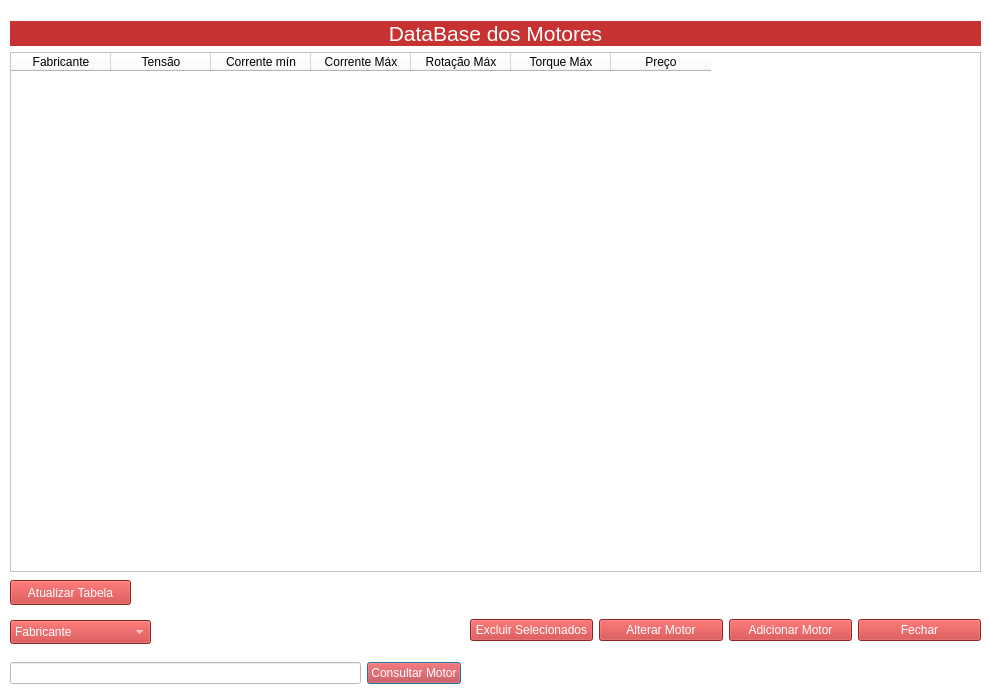
Old version of the form RinoMotoresV3/motoreswindow.ui in the repository RPerobeli/RinoMotores.
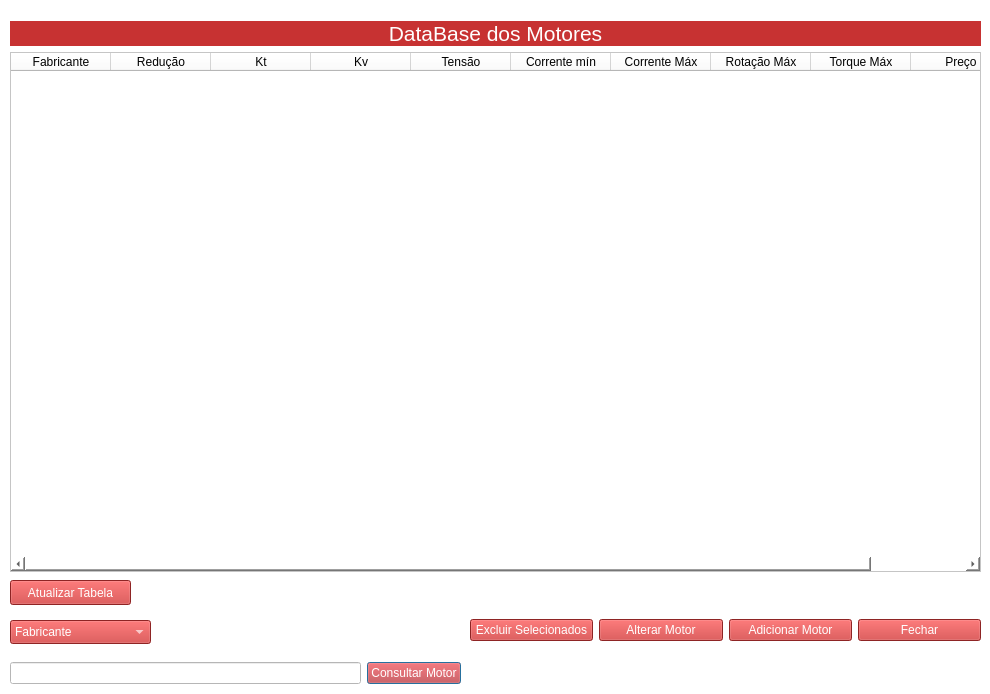
New version of the form.

Diff of the .ui file:
```diff
--- a/RinoMotoresV3/motoreswindow.ui
+++ b/RinoMotoresV3/motoreswindow.ui
@@ -181,6 +181,21 @@
         <string>Fabricante</string>
        </property>
       </column>
+      <column>
+       <property name="text">
+        <string>Redução</string>
+       </property>
+      </column>
+      <column>
+       <property name="text">
+        <string>Kt</string>
+       </property>
+      </column>
+      <column>
+       <property name="text">
+        <string>Kv</string>
+       </property>
+      </column>
       <column>
        <property name="text">
         <string>Tensão</string>
```
Left out of the diff: 15 changed lines with no effect on the pictures.
